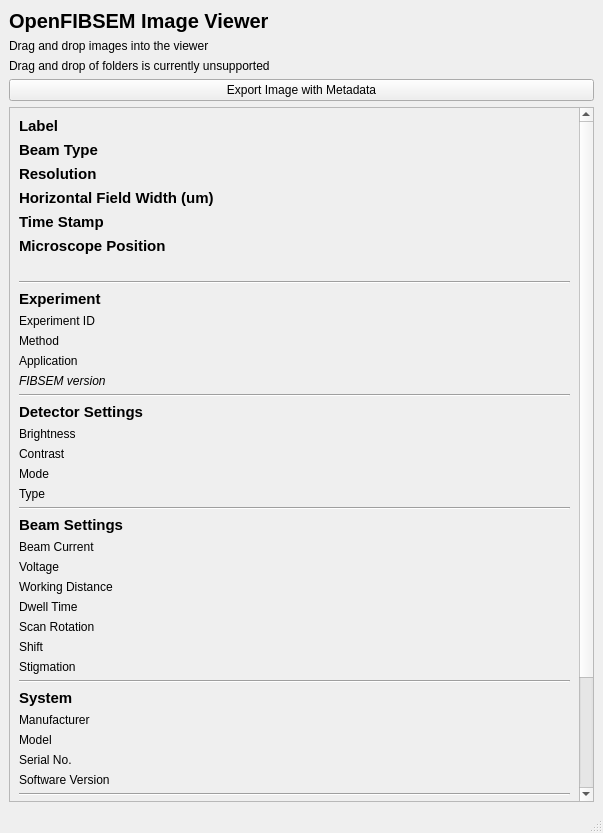
Qt form fibsem/ui/qtdesigner_files/image_viewer.ui (DeMarcoLab/fibsem) before a commit.
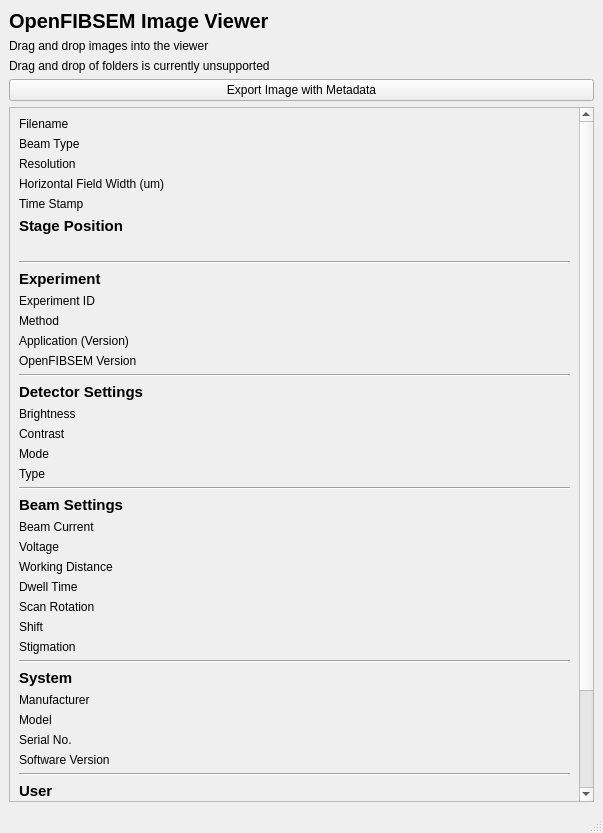
The same form after that commit.

What changed in the file:
```diff
--- a/fibsem/ui/qtdesigner_files/image_viewer.ui
+++ b/fibsem/ui/qtdesigner_files/image_viewer.ui
@@ -31,8 +31,8 @@
         <rect>
          <x>0</x>
          <y>0</y>
-         <width>566</width>
-         <height>811</height>
+         <width>569</width>
+         <height>845</height>
         </rect>
        </property>
        <layout class="QGridLayout" name="gridLayout_2">
@@ -97,8 +97,8 @@
           <property name="font">
            <font>
             <pointsize>9</pointsize>
-            <weight>75</weight>
-            <bold>true</bold>
+            <weight>50</weight>
+            <bold>false</bold>
            </font>
           </property>
           <property name="text">
@@ -159,11 +159,11 @@
          <widget class="QLabel" name="label_14">
           <property name="font">
            <font>
-            <italic>true</italic>
+            <italic>false</italic>
            </font>
           </property>
           <property name="text">
-           <string>FIBSEM version</string>
+           <string>OpenFIBSEM Version</string>
           </property>
          </widget>
         </item>
@@ -179,8 +179,8 @@
           <property name="font">
            <font>
             <pointsize>9</pointsize>
-            <weight>75</weight>
-            <bold>true</bold>
+            <weight>50</weight>
+            <bold>false</bold>
            </font>
           </property>
           <property name="text">
@@ -316,9 +316,9 @@
          <widget class="QLabel" name="label_2">
           <property name="font">
            <font>
-            <pointsize>11</pointsize>
-            <weight>75</weight>
-            <bold>true</bold>
+            <pointsize>9</pointsize>
+            <weight>50</weight>
+            <bold>false</bold>
            </font>
           </property>
           <property name="text">
@@ -350,9 +350,9 @@
          <widget class="QLabel" name="label_6">
           <property name="font">
            <font>
-            <pointsize>11</pointsize>
-            <weight>75</weight>
-            <bold>true</bold>
+            <pointsize>9</pointsize>
+            <weight>50</weight>
+            <bold>false</bold>
            </font>
           </property>
           <property name="text">
@@ -491,8 +491,8 @@
           <property name="font">
            <font>
             <pointsize>9</pointsize>
-            <weight>75</weight>
-            <bold>true</bold>
+            <weight>50</weight>
+            <bold>false</bold>
            </font>
           </property>
           <property name="text">
@@ -559,8 +559,8 @@
           <property name="font">
            <font>
             <pointsize>9</pointsize>
-            <weight>75</weight>
-            <bold>true</bold>
+            <weight>50</weight>
+            <bold>false</bold>
            </font>
           </property>
           <property name="text">
@@ -579,9 +579,9 @@
          <widget class="QLabel" name="label_5">
           <property name="font">
            <font>
-            <pointsize>11</pointsize>
-            <weight>75</weight>
-            <bold>true</bold>
+            <pointsize>9</pointsize>
+            <weight>50</weight>
+            <bold>false</bold>
            </font>
           </property>
           <property name="text">
@@ -613,7 +613,7 @@
            </font>
           </property>
           <property name="text">
-           <string>Microscope Position</string>
+           <string>Stage Position</string>
           </property>
          </widget>
         </item>
@@ -635,13 +635,13 @@
          <widget class="QLabel" name="label_7">
           <property name="font">
            <font>
-            <pointsize>11</pointsize>
-            <weight>75</weight>
-            <bold>true</bold>
+            <pointsize>9</pointsize>
+            <weight>50</weight>
+            <bold>false</bold>
            </font>
           </property>
           <property name="text">
-           <string>Label</string>
+           <string>Filename</string>
           </property>
          </widget>
         </item>
@@ -650,8 +650,8 @@
           <property name="font">
            <font>
             <pointsize>9</pointsize>
-            <weight>75</weight>
-            <bold>true</bold>
+            <weight>50</weight>
+            <bold>false</bold>
            </font>
           </property>
           <property name="text">
@@ -662,7 +662,7 @@
         <item row="13" column="0">
          <widget class="QLabel" name="label_13">
           <property name="text">
-           <string>Application</string>
+           <string>Application (Version)</string>
           </property>
          </widget>
         </item>
@@ -670,9 +670,9 @@
          <widget class="QLabel" name="label_9">
           <property name="font">
            <font>
-            <pointsize>11</pointsize>
-            <weight>75</weight>
-            <bold>true</bold>
+            <pointsize>9</pointsize>
+            <weight>50</weight>
+            <bold>false</bold>
            </font>
           </property>
           <property name="text">
```
Left out of the diff: 2 changed lines with no effect on the pictures.
